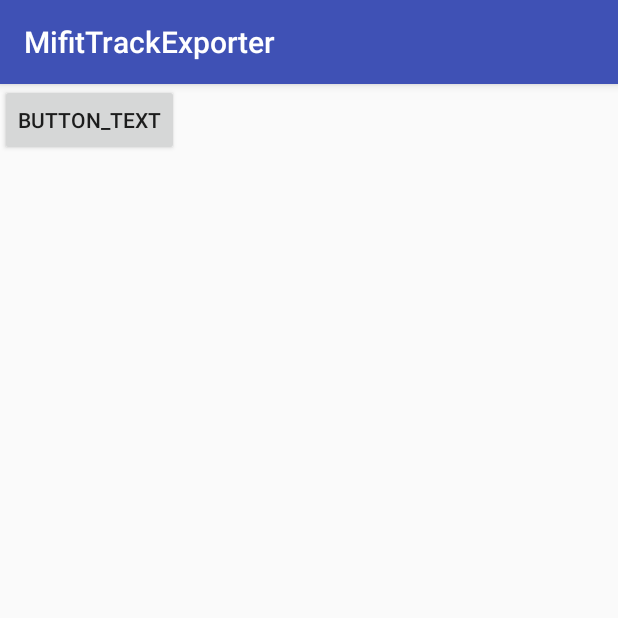
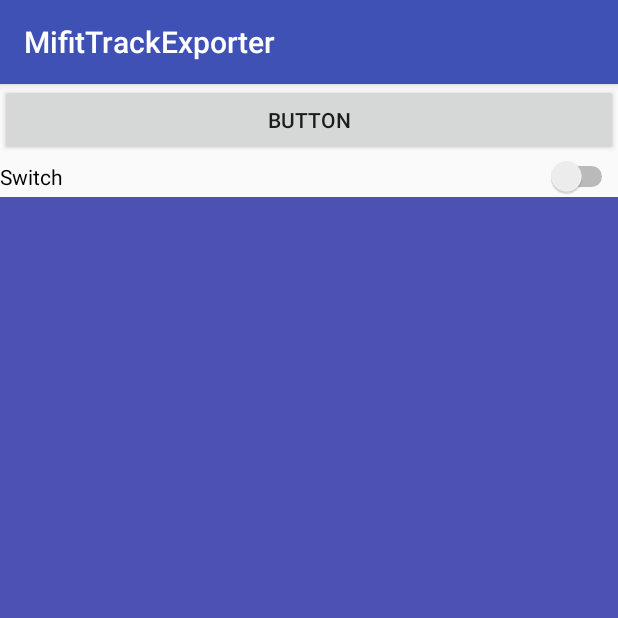
Before and after one commit to sergentum/MifitTrackExporter, an Android app: the screen it shows after launch (ExportActivity), after a tap on "BUTTON", on a phone screen of 412 x 824 dp, the top half of it. Run offline under Robolectric (Android 15) with nearby library versions, the phone set to English and light mode, and no system bars; 3 statements that could not run were skipped.

Commit message:
fragment starter

```diff
--- a/app/src/main/java/cn/com/smartdevices/bracelet/gps/ui/sport/detail/ExportActivity.java
+++ b/app/src/main/java/cn/com/smartdevices/bracelet/gps/ui/sport/detail/ExportActivity.java
@@ -3,6 +3,9 @@ package cn.com.smartdevices.bracelet.gps.ui.sport.detail;
 import android.Manifest;
 import android.annotation.TargetApi;
 import android.app.Activity;
+import android.app.Fragment;
+import android.app.FragmentManager;
+import android.app.FragmentTransaction;
 import android.content.SharedPreferences;
 import android.content.pm.PackageManager;
 import android.database.sqlite.SQLiteDatabase;
@@ -11,6 +14,7 @@ import android.os.Bundle;
 import android.os.Environment;
 import android.os.StrictMode;
 import android.support.v4.app.ActivityCompat;
+
 import android.support.v4.content.ContextCompat;
 import android.support.v7.app.AppCompatActivity;
 import android.view.Gravity;
@@ -27,6 +31,8 @@ import java.util.Locale;
 // The activity allow to test export feature with empty android project
 // It shouldn't be copied in mifit project
 public class ExportActivity extends AppCompatActivity implements View.OnClickListener {
+    TestFragment fragment;
+    FragmentTransaction fTrans;
 
     @Override
     protected void onCreate(Bundle savedInstanceState) {
@@ -92,6 +98,12 @@ public class ExportActivity extends AppCompatActivity implements View.OnClickLis
         } else {
             // Permission has already been granted
         }
+
+        fragment = new TestFragment();
+        fTrans = getFragmentManager().beginTransaction();
+//                    fTrans.show(fragment);
+        fTrans.replace(R.id.frgmCont, fragment);
+        fTrans.commit();
     }
 
     @Override
@@ -110,27 +122,34 @@ public class ExportActivity extends AppCompatActivity implements View.OnClickLis
 //                    endomondoSynchronizer.upload(sqLiteDatabase, 3);
                     sqLiteDatabase.close();
 
+                    fragment.changeColor();
 //                    ExportView exportView = new ExportView(this);
-//                    this.setContentView(exportView, exportView.getLayoutParams());
+//                    setContentView(exportView, exportView.getLayoutParams());
 
 
-                    LinearLayout.LayoutParams layoutParams = new LinearLayout.LayoutParams(LinearLayout.LayoutParams.FILL_PARENT,LinearLayout.LayoutParams.FILL_PARENT);
-                    final LinearLayout linearLayout = new LinearLayout (this);
+//                    LinearLayout.LayoutParams layoutParams = new LinearLayout.LayoutParams(
+//                            LinearLayout.LayoutParams.FILL_PARENT,
+//                            LinearLayout.LayoutParams.FILL_PARENT);
+//                    LinearLayout linearLayout = new LinearLayout (this);
+//
+//                    Button btn1 = new Button(this);
+//                    btn1.setText("Button_text");
+//                    linearLayout.addView(btn1);
+//                    btn1.setOnClickListener(new View.OnClickListener()
+//                    {
+//                        @Override
+//                        public void onClick(View v) {
+//                            // put code on click operation
+//                            Toast onClick = Toast.makeText(ExportActivity.this, "onClick", Toast.LENGTH_SHORT);
+//                            onClick.show();
+//                        }
+//                    });
+//
+//                    setContentView(linearLayout, layoutParams);
 
-                    Button btn1 = new Button(this);
-                    btn1.setText("Button_text");
-                    linearLayout.addView(btn1);
-                    btn1.setOnClickListener(new View.OnClickListener()
-                    {
-                        @Override
-                        public void onClick(View v) {
-                            // put code on click operation
-                            Toast onClick = Toast.makeText(ExportActivity.this, "onClick", Toast.LENGTH_SHORT);
-                            onClick.show();
-                        }
-                    });
+                    FragmentManager fragmentManager = getFragmentManager();
+                    FragmentTransaction fragmentTransaction = fragmentManager.beginTransaction();
 
-                    setContentView(linearLayout, layoutParams);
 
                 } else {
                     Toast.makeText(getApplicationContext(),
--- /dev/null
+++ b/app/src/main/java/cn/com/smartdevices/bracelet/gps/ui/sport/detail/TestFragment.java
@@ -0,0 +1,37 @@
+package cn.com.smartdevices.bracelet.gps.ui.sport.detail;
+
+
+import android.app.Activity;
+import android.app.Fragment;
+import android.os.Bundle;
+import android.view.LayoutInflater;
+import android.view.View;
+import android.view.ViewGroup;
+import java.util.Random;
+
+import static android.graphics.Color.RED;
+
+public class TestFragment extends Fragment {
+    private View view;
+    private Random random;
+
+    @Override
+    public View onCreateView(LayoutInflater inflater, ViewGroup container,
+                             Bundle savedInstanceState) {
+        System.out.println("TestFragment onCreateView:" + this);
+        Activity activity = getActivity();
+        view = new View(activity);
+        random = new Random();
+        return view;
+    }
+
+    public void changeColor() {
+        if (view != null) {
+            int i = random.nextInt();
+            view.setBackgroundColor(i);
+            System.out.println("color changed to:" + i);
+        } else {
+            System.out.println("view :" + view);
+        }
+    }
+}
--- a/app/src/main/res/layout/track_export.xml
+++ b/app/src/main/res/layout/track_export.xml
@@ -12,4 +12,9 @@
             android:text="Switch"
             android:layout_width="match_parent"
             android:layout_height="wrap_content" android:id="@+id/switch_1"/>
+    <FrameLayout
+            android:id="@+id/frgmCont"
+            android:layout_width="match_parent"
+            android:layout_height="match_parent">
+    </FrameLayout>
 </LinearLayout>
```
Also changed, not shown: app/src/main/java/cn/com/smartdevices/bracelet/gps/ui/sport/detail/ExportView.java (+10 -19 lines).
